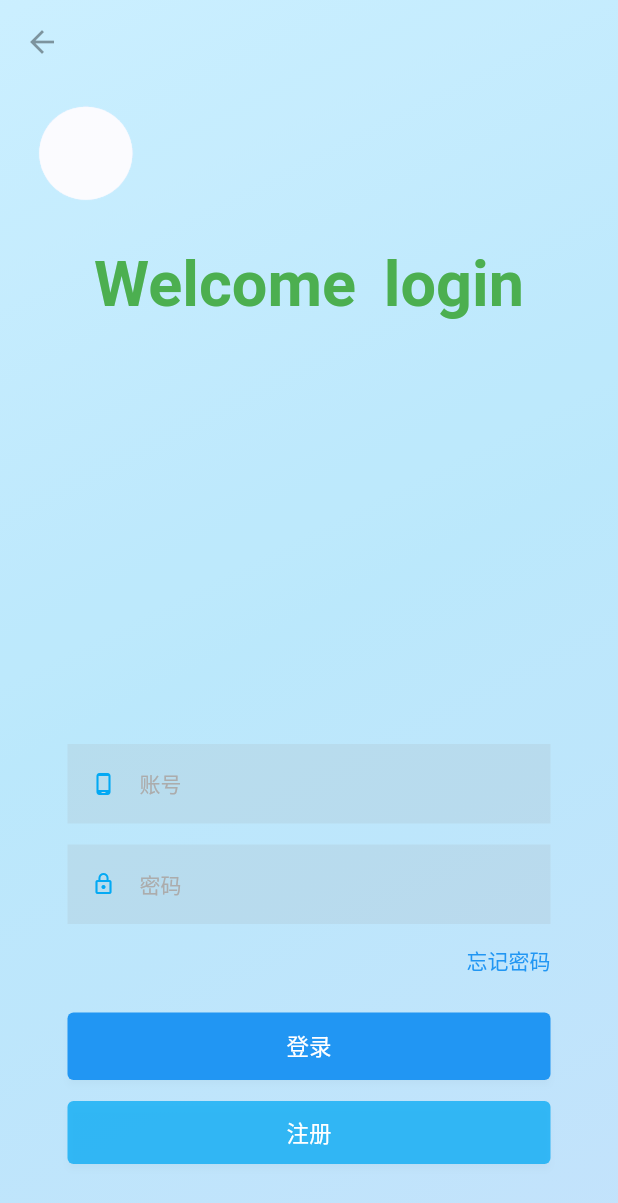
After one commit to yangyxd/flutter_animation_demo, a Flutter app: the BubblesAnimationLoginPage screen opened directly, on a phone screen of 412 x 824 dp. The commit adds this screen. Shown: the top 1203 px of the screen. Run offline on Flutter 3.47's test engine with Material 2 defaults, Android fonts, the phone set to English and light mode, and no system bars.

Commit message:
增加气泡动画demo

```diff
--- a/lib/demo/011/left_side_menu_animation_page.dart
+++ b/lib/demo/011/left_side_menu_animation_page.dart
@@ -109,7 +109,7 @@ class SideMenu extends StatefulWidget {
 }
 
 class _SideMenuState extends State<SideMenu> with TickerProviderStateMixin {
-  final itemAniTime = 100;
+  final itemAniTime = 300;
   AnimationController _controller;
   ScrollController _scrollerController;
   int _dCount = 1;
@@ -145,7 +145,7 @@ class _SideMenuState extends State<SideMenu> with TickerProviderStateMixin {
         _dCount++;
       // 根据最多显示的菜单数量，获得一个动画最大时间
       _controller = AnimationController(vsync: this,
-          duration: Duration(milliseconds: min(_dCount * itemAniTime, 600))
+          duration: Duration(milliseconds: min(_dCount * itemAniTime, 800))
       )..forward();
     }
 
@@ -262,8 +262,8 @@ class _SideMenuState extends State<SideMenu> with TickerProviderStateMixin {
         transform: Matrix4.identity()
           ..setEntry(3, 2, 0.001)
           ..rotateY(_reverse
-            ? 1.0 - _animation.value
-            : 1.0 - _animation.value
+              ? 1.0 - _animation.value
+              : 1.0 - _animation.value
           )
     );
   }
@@ -273,7 +273,7 @@ class _SideMenuState extends State<SideMenu> with TickerProviderStateMixin {
     _closeing = true;
     if (_scrollerController.position.pixels > 0)
       _scrollerController.jumpTo(0.0);
-    _controller.duration = Duration(milliseconds: 350);
+    _controller.duration = Duration(milliseconds: 500);
     await _controller.reverse(from: 1.0);
     Navigator.of(context).pop();
   }
@@ -288,7 +288,7 @@ class FadePopupRoute<T> extends PopupRoute<T> {
   Color get barrierColor => backgroundColor ?? Colors.black54;
 
   @override
-  bool get barrierDismissible => true;
+  bool get barrierDismissible => false;
 
   @override
   String get barrierLabel => "_SideMenuFadePopupRoute";
@@ -301,5 +301,5 @@ class FadePopupRoute<T> extends PopupRoute<T> {
 
   @override
   Widget buildPage(context, animation, secondaryAnimation) =>
-      MediaQuery.removePadding(context: context, removeTop: true, child: widget);
+      MediaQuery.removePadding(context: context, child: widget);
 }
--- /dev/null
+++ b/lib/demo/012/bubbles_animation_login_page.dart
@@ -0,0 +1,270 @@
+import 'dart:math';
+import 'dart:ui';
+
+import 'package:flutter/material.dart';
+import 'package:flutter_animation_demo/utils.dart';
+
+/// 气泡动画背景的登录页面
+/// https://www.bilibili.com/video/BV1Nt4y1v7mc?from=search&seid=5378509521563985244
+class BubblesAnimationLoginPage extends StatefulWidget {
+  @override
+  _BubblesAnimationLoginPageState createState() => _BubblesAnimationLoginPageState();
+}
+
+class _BubblesAnimationLoginPageState extends State<BubblesAnimationLoginPage> with TickerProviderStateMixin {
+  AnimationController _controller;
+  AnimationController _fadeController;
+  List<Bobble> items;
+
+  @override
+  void initState() {
+    SizeUtils.updateMediaData();
+
+    _controller = AnimationController(vsync: this,
+      duration: Duration(seconds: 1)
+    );
+
+    _fadeController = AnimationController(vsync: this,
+      duration: Duration(milliseconds: 1800),
+    )..forward();
+
+    items = List<Bobble>.generate(25, (index) => Bobble());
+
+    Utils.sleep(500, () => this.mounted ? _controller.repeat() : null);
+    super.initState();
+  }
+
+  @override
+  void dispose() {
+    _controller.dispose();
+    _fadeController.dispose();
+    super.dispose();
+  }
+
+  @override
+  Widget build(BuildContext context) {
+    return Scaffold(
+      backgroundColor: Colors.white,
+      body: Stack(
+        children: [
+          // 渐变背景
+          buildBackgroundWidget(),
+          // 气泡动画
+          buildBobbleWidget(context),
+          // 高斯模糊背景
+          buildBlurBackgroundLayer(),
+          // 顶部文字
+          buildHeaderWidget(),
+          // 顶部导航
+          AppBar(elevation: 0.0, backgroundColor: Colors.transparent,
+              iconTheme: IconThemeData(color: Colors.black38)),
+          // 输入框和按钮
+          buildBottomWidget(),
+        ],
+      ),
+    );
+  }
+
+  Container buildBackgroundWidget() {
+    return Container(
+          decoration: BoxDecoration(
+            gradient: LinearGradient(
+              begin: Alignment.topLeft,
+              end: Alignment.bottomRight,
+              colors: [
+                Colors.lightBlueAccent.withOpacity(0.3),
+                Colors.lightBlue.withOpacity(0.3),
+                Colors.blue.withOpacity(0.3)
+              ]
+            )
+          ),
+        );
+  }
+
+  Widget buildBobbleWidget(BuildContext context) {
+    return Container(
+      width: double.infinity,
+      height: double.infinity,
+      child: AnimatedBuilder(animation: _controller, builder: (context, _) {
+        return CustomPaint(
+          painter: CustomBobblePainter(items, _controller.isAnimating),
+        );
+      }),
+    );
+  }
+
+  Widget buildBlurBackgroundLayer() {
+    return BackdropFilter(
+      filter: ImageFilter.blur(sigmaX: 0.3, sigmaY: 0.3),
+      child: Container(
+        color: Colors.white.withOpacity(0.1),
+      ),
+    );
+  }
+
+  Widget buildHeaderWidget() {
+    return SafeArea(child: Container(
+      width: double.infinity,
+      height: MediaQuery.of(context).size.height * 0.45,
+      alignment: Alignment.center,
+      child: Text("Welcome login", style: TextStyle(
+        fontSize: 42,
+        fontWeight: FontWeight.bold,
+        height: 1.5,
+        wordSpacing: 8.0,
+        color: Colors.green
+      )),
+    ));
+  }
+
+  Widget buildBottomWidget() {
+    return Positioned(
+      bottom: 16,
+      left: 0,
+      right: 0,
+      child: SafeArea(
+        child: FadeTransition(
+          opacity: _fadeController,
+          child: SingleChildScrollView(
+            padding: const EdgeInsets.only(left: 45, right: 45),
+            child: Column(
+              mainAxisSize: MainAxisSize.min,
+              children: [
+                buildInputWidget("账号", icon: Icons.phone_android_outlined),
+                SizedBox(height: 14),
+                buildInputWidget("密码", icon: Icons.lock_outline, isPass: true),
+                SizedBox(height: 14),
+                SizedBox(width: double.infinity, child: Text("忘记密码",
+                    textAlign: TextAlign.end, style: TextStyle(
+                        fontSize: 14, color: Colors.blue
+                    ))),
+                SizedBox(height: 24),
+                SizedBox(
+                  width: double.infinity,
+                  height: 45,
+                  child: ElevatedButton(
+                    child: Text("登录"),
+                    style: ButtonStyle(
+                        shadowColor: MaterialStateProperty.all(Colors.black12)
+                    ),
+                    onPressed: () => null,
+                  ),
+                ),
+                SizedBox(height: 14),
+                SizedBox(
+                  width: double.infinity,
+                  height: 42,
+                  child: ElevatedButton(
+                    child: Text("注册"),
+                    style: ButtonStyle(
+                        backgroundColor: MaterialStateProperty.all(Colors.lightBlue.withOpacity(0.75)),
+                        shadowColor: MaterialStateProperty.all(Colors.black12)
+                    ),
+                    onPressed: () => null,
+                  ),
+                ),
+                SizedBox(height: 32),
+              ],
+            ),
+          ),
+        ),
+      ),
+    );
+  }
+
+  Widget buildInputWidget(String hint, {bool isPass = false, IconData icon}) {
+    return Container(
+      color: Colors.grey.withOpacity(0.15),
+      child: TextField(
+        //是否隐藏文本
+        obscureText: isPass,
+        style: TextStyle(
+          color: Colors.blue,
+          fontSize: 14.0,
+        ),
+        //文本的边框装饰
+        decoration: InputDecoration(
+          //提示文本
+          hintText: hint,
+          //输入内容的内边距
+          contentPadding: EdgeInsets.only(top: 16, bottom: 16, left: 38),
+          //提示文本的样式
+          hintStyle: TextStyle(color: Color(0xFFACACAC), fontSize: 14),
+          //输入框可用时的边框样式
+          enabledBorder: UnderlineInputBorder(
+            borderSide: BorderSide.none,
+            borderRadius: BorderRadius.all(Radius.circular(10.0)),
+          ),
+          //输入框获取输入焦点时的边框样式
+          focusedBorder: UnderlineInputBorder(
+            borderSide: BorderSide.none,
+            borderRadius: BorderRadius.all(Radius.circular(10.0)),
+          ),
+          prefixIcon: Icon(icon, color: Colors.lightBlue, size: 16),
+        ),
+      ),
+    );
+  }
+
+}
+
+/// 创建画布
+class CustomBobblePainter extends CustomPainter{
+  final List<Bobble> items;
+  final bool autoPlay;
+  CustomBobblePainter(this.items, this.autoPlay);
+
+  @override
+  void paint(Canvas canvas, Size size) {
+    if (autoPlay != true) return;
+    final paint = Paint();
+    items.forEach((e) {
+      e.play(size);
+      paint.color = e.color;
+      canvas.drawCircle(Offset(e.x, e.y), e.radius, paint);
+    });
+  }
+
+  /// 是否需要刷新
+  @override
+  bool shouldRepaint(covariant CustomPainter oldDelegate) => true;
+}
+
+class Bobble {
+  // 位置
+  double x = -1000;
+  double y = -1000;
+  // 半径
+  double radius = Random().nextDouble() * 100;
+  // 颜色透明度
+  double opacity = max(0.1, Random().nextDouble() - 0.05);
+  // 运动速度
+  double speed = Random().nextDouble() * 1.5 + 0.1;
+  // 运动角度 2*pi = 360度
+  double theta = Random().nextDouble() * (2 * pi);
+
+  double _opacity = 0.0;
+
+  play(Size size) {
+    // 据据点的速度和角度运动
+    final _center = Offset(speed * cos(theta), speed * sin(theta));
+    x = _center.dx + x;
+    y = _center.dy + y;
+
+    // 边界计算
+    if ((x + radius < 0 || x - radius > size.width) && (y + radius < 0 || y - radius > size.height)) {
+      radius = Random().nextDouble() * 100 + 20;
+      final r2 = radius * 2;
+      x = Random().nextDouble() * (size.width - r2) + radius * 0.5;
+      y = Random().nextDouble() * (size.height - r2)  + radius * 0.5;
+      opacity = max(0.1, Random().nextDouble() - 0.05);
+      _opacity = 0.0;
+    }
+
+    // 透明度渐变出现
+    if (_opacity < opacity)
+      _opacity = min(opacity, _opacity + 0.015);
+  }
+
+  Color get color => Colors.white.withOpacity(_opacity);
+}
--- a/lib/main.dart
+++ b/lib/main.dart
@@ -16,7 +16,7 @@ import 'demo/008/breathing_animation_page.dart';
 import 'demo/009/snowflake_animation_page.dart';
 import 'demo/010/water_wave_login_animation_page.dart';
 import 'demo/011/left_side_menu_animation_page.dart';
-
+import 'demo/012/bubbles_animation_login_page.dart';
 import 'size_utils.dart';
 
 void main() {
@@ -37,6 +37,7 @@ class MyApp extends StatelessWidget {
     RouteItem("/009", desc: "下雪堆雪人动画", builder: (context) => SnowflakeAnimationPage()),
     RouteItem("/010", desc: "水波浪动画登录页", builder: (context) => WaterWaveLoginAnimationPage()),
     RouteItem("/011", desc: "自定义动画效果边栏导航", builder: (context) => LeftSideMenuAnimationPage()),
+    RouteItem("/012", desc: "气泡动画背景登录页", builder: (context) => BubblesAnimationLoginPage()),
   ];
 
   @override
```
